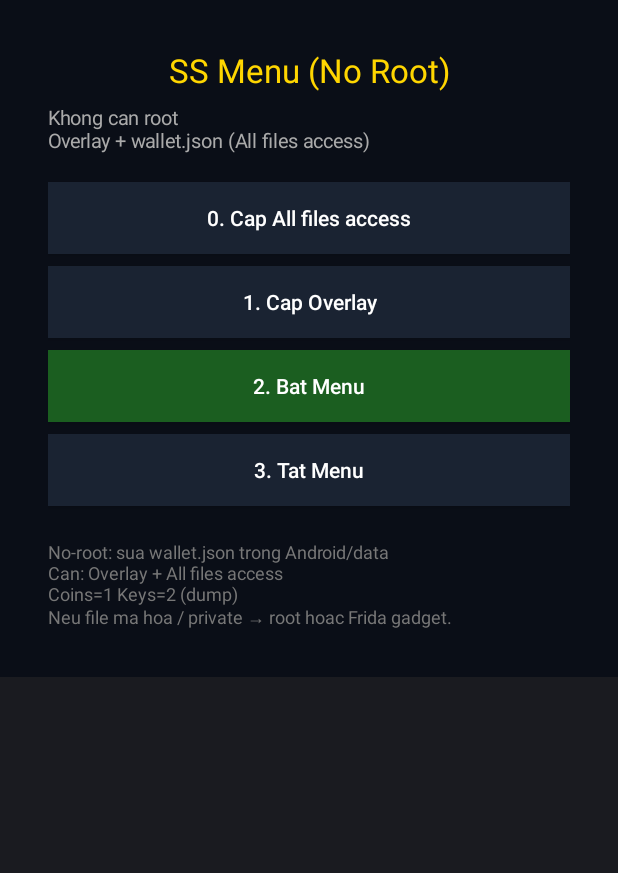
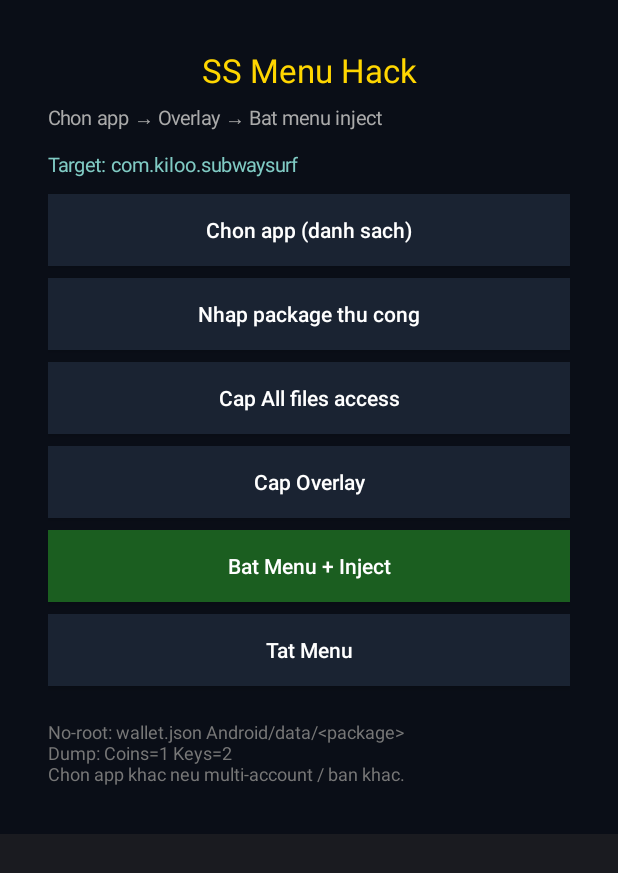
Before and after one commit to locquach700-del/ss-menu-hack, an Android app: the screen it shows after launch (MainActivity), on a phone screen of 412 x 824 dp. Shown: the top 873 px of the screen. Run offline under Robolectric (Android 15) with nearby library versions, the phone set to English and light mode, and no system bars.

Commit message:
MainActivity: app picker + manual package

```diff
--- a/app/src/main/java/com/ss/hack/menu/MainActivity.java
+++ b/app/src/main/java/com/ss/hack/menu/MainActivity.java
@@ -1,27 +1,50 @@
 package com.ss.hack.menu;
 
 import android.app.Activity;
+import android.app.AlertDialog;
 import android.content.Intent;
+import android.content.pm.ApplicationInfo;
+import android.content.pm.PackageManager;
 import android.net.Uri;
 import android.os.Build;
 import android.os.Bundle;
 import android.provider.Settings;
+import android.text.InputType;
+import android.util.TypedValue;
+import android.view.Gravity;
 import android.widget.Button;
+import android.widget.EditText;
 import android.widget.LinearLayout;
 import android.widget.ScrollView;
 import android.widget.TextView;
 import android.widget.Toast;
 import android.graphics.Color;
-import android.view.Gravity;
-import android.util.TypedValue;
+
+import java.util.ArrayList;
+import java.util.Collections;
+import java.util.List;
 
 public class MainActivity extends Activity {
 
     private static final int REQ_OVERLAY = 9001;
+    private TextView targetLabel;
+    private String selectedPkg = "com.kiloo.subwaysurf";
+
+    private static final String[] PRESETS = new String[] {
+            "com.kiloo.subwaysurf",
+            "com.kiloo.subwaysurf.gp",
+            "com.sybo.subwaysurf",
+            "com.imangi.templerun2",
+            "com.dts.freefireth",
+            "com.dts.freefiremax"
+    };
 
     @Override
     protected void onCreate(Bundle savedInstanceState) {
         super.onCreate(savedInstanceState);
+
+        String saved = getSharedPreferences("ss", MODE_PRIVATE).getString("pkg", selectedPkg);
+        if (saved != null && !saved.isEmpty()) selectedPkg = saved;
 
         ScrollView scroll = new ScrollView(this);
         LinearLayout root = new LinearLayout(this);
@@ -31,21 +54,30 @@ public class MainActivity extends Activity {
         scroll.addView(root);
 
         TextView title = new TextView(this);
-        title.setText("SS Menu (No Root)");
+        title.setText("SS Menu Hack");
         title.setTextColor(Color.parseColor("#FFD600"));
         title.setTextSize(TypedValue.COMPLEX_UNIT_SP, 22);
         title.setGravity(Gravity.CENTER);
         root.addView(title);
 
         TextView sub = new TextView(this);
-        sub.setText("Khong can root\nOverlay + wallet.json (All files access)");
+        sub.setText("Chon app → Overlay → Bat menu inject");
         sub.setTextColor(Color.parseColor("#AAAAAA"));
         sub.setTextSize(13);
-        sub.setPadding(0, 12, 0, 28);
+        sub.setPadding(0, 12, 0, 20);
         root.addView(sub);
 
-        Button files = btn("0. Cap All files access");
-        files.setOnClickListener(v -> {
+        targetLabel = new TextView(this);
+        targetLabel.setText("Target: " + selectedPkg);
+        targetLabel.setTextColor(Color.parseColor("#80CBC4"));
+        targetLabel.setTextSize(13);
+        targetLabel.setPadding(0, 0, 0, 16);
+        root.addView(targetLabel);
+
+        root.addView(btn("Chon app (danh sach)", v -> showAppPicker()));
+        root.addView(btn("Nhap package thu cong", v -> showManualPkg()));
+
+        Button files = btn("Cap All files access", v -> {
             if (Build.VERSION.SDK_INT >= Build.VERSION_CODES.R) {
                 try {
                     Intent i = new Intent(Settings.ACTION_MANAGE_APP_ALL_FILES_ACCESS_PERMISSION);
@@ -58,42 +90,38 @@ public class MainActivity extends Activity {
         });
         root.addView(files);
 
-        Button overlay = btn("1. Cap Overlay");
-        overlay.setOnClickListener(v -> {
+        root.addView(btn("Cap Overlay", v -> {
             if (!Settings.canDrawOverlays(this)) {
                 startActivityForResult(new Intent(Settings.ACTION_MANAGE_OVERLAY_PERMISSION,
                         Uri.parse("package:" + getPackageName())), REQ_OVERLAY);
             } else toast("Overlay OK");
-        });
-        root.addView(overlay);
+        }));
 
-        Button start = btn("2. Bat Menu");
-        start.setBackgroundColor(Color.parseColor("#1B5E20"));
-        start.setOnClickListener(v -> {
+        Button start = btn("Bat Menu + Inject", v -> {
             if (!Settings.canDrawOverlays(this)) {
                 toast("Can Overlay truoc");
                 return;
             }
+            getSharedPreferences("ss", MODE_PRIVATE).edit().putString("pkg", selectedPkg).apply();
             Intent i = new Intent(this, MenuService.class);
+            i.putExtra("target_pkg", selectedPkg);
             if (Build.VERSION.SDK_INT >= Build.VERSION_CODES.O) startForegroundService(i);
             else startService(i);
-            toast("Menu ON - mo Subway Surfers");
+            toast("Inject → " + selectedPkg);
             moveTaskToBack(true);
         });
+        start.setBackgroundColor(Color.parseColor("#1B5E20"));
         root.addView(start);
 
-        Button stop = btn("3. Tat Menu");
-        stop.setOnClickListener(v -> {
+        root.addView(btn("Tat Menu", v -> {
             stopService(new Intent(this, MenuService.class));
             toast("Stopped");
-        });
-        root.addView(stop);
+        }));
 
         TextView note = new TextView(this);
-        note.setText("\nNo-root: sua wallet.json trong Android/data\n"
-                + "Can: Overlay + All files access\n"
-                + "Coins=1 Keys=2 (dump)\n"
-                + "Neu file ma hoa / private → root hoac Frida gadget.");
+        note.setText("\nNo-root: wallet.json Android/data/<package>\n"
+                + "Dump: Coins=1 Keys=2\n"
+                + "Chon app khac neu multi-account / ban khac.");
         note.setTextColor(Color.parseColor("#777777"));
         note.setTextSize(12);
         root.addView(note);
@@ -101,7 +129,65 @@ public class MainActivity extends Activity {
         setContentView(scroll);
     }
 
-    private Button btn(String t) {
+    private void showAppPicker() {
+        final List<String> pkgs = new ArrayList<>();
+        Collections.addAll(pkgs, PRESETS);
+        try {
+            PackageManager pm = getPackageManager();
+            for (ApplicationInfo ai : pm.getInstalledApplications(0)) {
+                String p = ai.packageName;
+                if (pkgs.contains(p)) continue;
+                boolean sys = (ai.flags & ApplicationInfo.FLAG_SYSTEM) != 0;
+                if (!sys) pkgs.add(p);
+            }
+        } catch (Exception ignored) {}
+
+        final String[] items = pkgs.toArray(new String[0]);
+        final String[] labels = new String[items.length];
+        PackageManager pm = getPackageManager();
+        for (int i = 0; i < items.length; i++) {
+            String name = items[i];
+            try {
+                CharSequence label = pm.getApplicationLabel(pm.getApplicationInfo(items[i], 0));
+                name = label + "\n" + items[i];
+            } catch (Exception ignored) {}
+            labels[i] = name;
+        }
+
+        new AlertDialog.Builder(this)
+                .setTitle("Chon app de inject")
+                .setItems(labels, (d, which) -> {
+                    selectedPkg = items[which];
+                    targetLabel.setText("Target: " + selectedPkg);
+                    getSharedPreferences("ss", MODE_PRIVATE).edit().putString("pkg", selectedPkg).apply();
+                    toast("Chon: " + selectedPkg);
+                })
+                .setNegativeButton("Huy", null)
+                .show();
+    }
+
+    private void showManualPkg() {
+        final EditText input = new EditText(this);
+        input.setInputType(InputType.TYPE_CLASS_TEXT);
+        input.setText(selectedPkg);
+        input.setTextColor(Color.WHITE);
+        input.setHint("com.example.game");
+        new AlertDialog.Builder(this)
+                .setTitle("Package name")
+                .setView(input)
+                .setPositiveButton("OK", (d, w) -> {
+                    String p = input.getText().toString().trim();
+                    if (!p.isEmpty()) {
+                        selectedPkg = p;
+                        targetLabel.setText("Target: " + selectedPkg);
+                        getSharedPreferences("ss", MODE_PRIVATE).edit().putString("pkg", selectedPkg).apply();
+                    }
+                })
+                .setNegativeButton("Huy", null)
+                .show();
+    }
+
+    private Button btn(String t, android.view.View.OnClickListener l) {
         Button b = new Button(this);
         b.setText(t);
         b.setAllCaps(false);
@@ -111,6 +197,7 @@ public class MainActivity extends Activity {
                 LinearLayout.LayoutParams.MATCH_PARENT, LinearLayout.LayoutParams.WRAP_CONTENT);
         lp.bottomMargin = 12;
         b.setLayoutParams(lp);
+        b.setOnClickListener(l);
         return b;
     }
 
```
